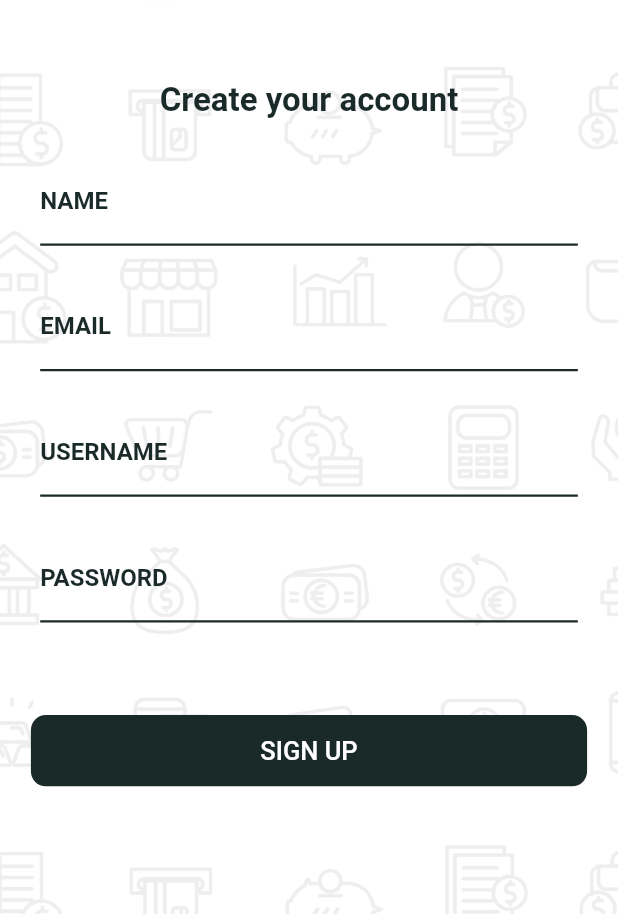
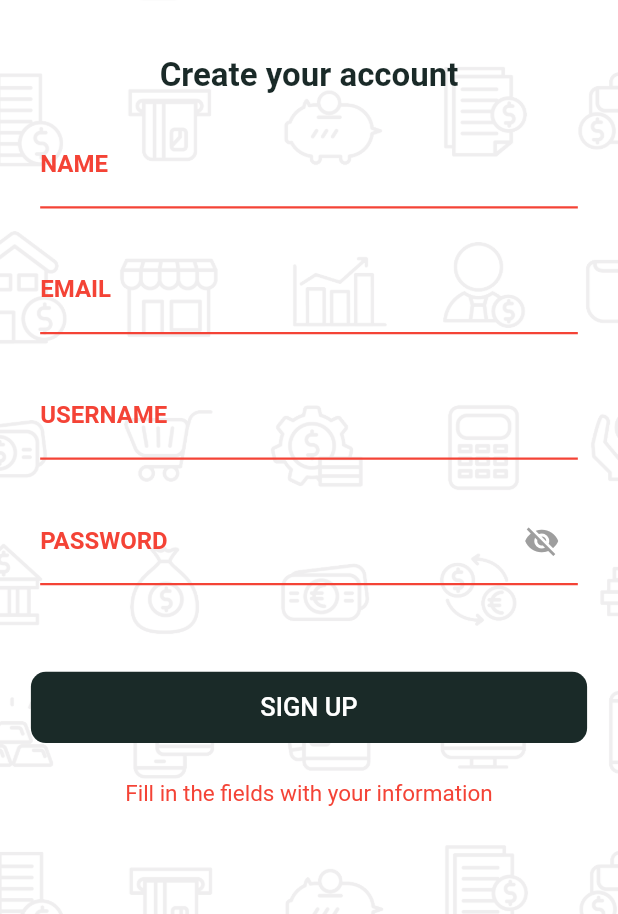
Before and after one commit to MiltonBueno/YellowEx, a Flutter app: the SignUp screen opened by its route, after a tap on "SIGN UP", on a phone screen of 412 x 824 dp, the part 322-1236 px from its top. Run offline on Flutter 3.47's test engine with Material 2 defaults, Android fonts, the phone set to English and light mode, and no system bars; our stand-ins replace rxdart, shared_preferences; accounts and stored records are empty.

Commit message:
Commit 13:
- Creation of signup bloc
- Creation of signup logic (already working)
- Precaching the forgot password Image

```diff
--- a/lib/bloc/login_bloc.dart
+++ b/lib/bloc/login_bloc.dart
@@ -99,10 +99,10 @@ class LoginBloc {
 
   validateLogin(){
 
+    loadingLogin.sink.add(true);
+
     String email = emailController.text;
     String password = passwordController.text;
-
-    loadingLogin.sink.add(true);
 
     if(registeredUsersList.isNotEmpty){
       if (email.isEmpty && password.isEmpty) {
--- /dev/null
+++ b/lib/bloc/signup_bloc.dart
@@ -0,0 +1,106 @@
+import 'package:flutter/material.dart';
+import 'package:rxdart/rxdart.dart';
+import 'package:shared_preferences/shared_preferences.dart';
+
+import '../classes/user.dart';
+
+class SignUpBloc {
+
+  BehaviorSubject<String> errorMessage = BehaviorSubject();
+  BehaviorSubject<bool> errorName = BehaviorSubject();
+  BehaviorSubject<bool> errorEmail = BehaviorSubject();
+  BehaviorSubject<bool> errorUsername = BehaviorSubject();
+  BehaviorSubject<bool> errorPassword = BehaviorSubject();
+  BehaviorSubject<bool> loadingSignUp = BehaviorSubject();
+  BehaviorSubject<bool> passwordObscure = BehaviorSubject();
+
+  TextEditingController usernameController = TextEditingController();
+  TextEditingController emailController = TextEditingController();
+  TextEditingController nameController = TextEditingController();
+  TextEditingController passwordController = TextEditingController();
+
+  List<UserClass> registeredUsersList = [];
+
+  User user = User();
+
+  addNewUser() async {
+
+    loadingSignUp.sink.add(true);
+
+    String name = nameController.text;
+    String email = emailController.text;
+    String username = usernameController.text;
+    String password = passwordController.text;
+
+    errorName.sink.add(false);
+    errorEmail.sink.add(false);
+    errorUsername.sink.add(false);
+    errorPassword.sink.add(false);
+    errorMessage.sink.add("");
+
+    if(name.isEmpty || email.isEmpty || username.isEmpty || password.isEmpty){
+      if (name.isEmpty) {
+        errorName.sink.add(true);
+        errorMessage.sink.add("Fill in the fields with your information");
+      }
+      if (email.isEmpty) {
+        errorEmail.sink.add(true);
+        errorMessage.sink.add("Fill in the fields with your information");
+      }
+      if (username.isEmpty) {
+        errorUsername.sink.add(true);
+        errorMessage.sink.add("Fill in the fields with your information");
+      }
+      if (password.isEmpty) {
+        errorPassword.sink.add(true);
+        errorMessage.sink.add("Fill in the fields with your information");
+      }
+    }else if (!email.contains("@")){
+      errorEmail.sink.add(true);
+      errorMessage.sink.add("The email entered is invalid");
+    }else if (password.contains(" ")){
+      errorPassword.sink.add(true);
+      errorMessage.sink.add("The password cannot contain whitespace characters");
+    }else{
+      bool emailExists = false;
+      bool usernameExists = false;
+      for (var element in registeredUsersList) {
+        if (element.email == email) {
+          errorEmail.sink.add(true);
+          errorMessage.sink.add("There is already a user registered with that email");
+          emailExists = true;
+          break;
+        }else if(element.username == username){
+          errorUsername.sink.add(true);
+          errorMessage.sink.add("There is already a user registered with that username");
+          usernameExists = true;
+          break;
+        }
+      }
+      if (!emailExists && !usernameExists) {
+
+        //Logic to add a new user
+
+        final prefs = await SharedPreferences.getInstance();
+        String? registeredUsers = prefs.getString(User.keyRegisteredUsers);
+        if(registeredUsers != null && registeredUsers != ""){
+          registeredUsersList = user.turnStringToList(registeredUsers);
+        }
+
+        registeredUsersList.add(UserClass(usernameController.text, emailController.text, usernameController.text, passwordController.text),);
+
+        String usersString = user.turnListToString(registeredUsersList);
+
+        await prefs.setString(User.keyRegisteredUsers, usersString);
+
+        print("Cadastro realizado"); //Direcionar para tela login ou para tela home
+        // com mensagem de boas vindas para novo usuário
+
+      }
+    }
+
+    loadingSignUp.sink.add(false);
+
+  }
+
+}
--- a/lib/pages/login.dart
+++ b/lib/pages/login.dart
@@ -15,9 +15,6 @@ class Login extends StatefulWidget {
 class _LoginState extends State<Login> {
 
   LoginBloc loginBloc = LoginBloc();
-
-  TextEditingController userController = TextEditingController();
-  TextEditingController passwordController = TextEditingController();
 
   @override
   void initState() {
@@ -66,7 +63,7 @@ class _LoginState extends State<Login> {
                         style: const TextStyle(
                           color: Color(0xff1a2a28)
                         ),
-                        decoration: buildCustomInputDecoration("USERNAME", "example@email.com", errorEmail.data ?? false),
+                        decoration: buildCustomInputDecoration("EMAIL", "example@email.com", errorEmail.data ?? false),
                       )
                     ),
                   );
@@ -117,12 +114,12 @@ class _LoginState extends State<Login> {
                                 color: (errorPassword.data ?? false) ? errorColor : const Color(0xff1a2a28),
                                 fontWeight: FontWeight.bold,
                               ),
-                              hintText: "example",
+                              hintText: "example_password",
                               hintStyle: const TextStyle(
                                 color: Colors.grey,
                               ),
                               suffixIcon: IconButton(
-                                icon: obscure.data != null && obscure.data! ? const Icon(Icons.visibility, color: Colors.grey,) : const Icon(Icons.visibility_off, color: Colors.grey),
+                                icon: obscure.data != null && obscure.data! ? const Icon(Icons.visibility_off, color: Colors.grey,) : const Icon(Icons.visibility, color: Colors.grey),
                                 onPressed: (){
                                   loginBloc.passwordObscure.sink.add(!obscure.data!);
                                 },
--- a/lib/pages/signup.dart
+++ b/lib/pages/signup.dart
@@ -1,4 +1,8 @@
+import 'package:flutter/cupertino.dart';
 import 'package:flutter/material.dart';
+import 'package:yellow_exchange/bloc/signup_bloc.dart';
+
+import '../classes/custom_input_decoration.dart';
 
 class SignUp extends StatefulWidget {
   const SignUp({Key? key}) : super(key: key);
@@ -11,10 +15,7 @@ class SignUp extends StatefulWidget {
 
 class _SignUpState extends State<SignUp> {
 
-  TextEditingController userController = TextEditingController();
-  TextEditingController emailController = TextEditingController();
-  TextEditingController nameController = TextEditingController();
-  TextEditingController passwordController = TextEditingController();
+  SignUpBloc signUpBloc = SignUpBloc();
 
   @override
   Widget build(BuildContext context) {
@@ -57,7 +58,7 @@ class _SignUpState extends State<SignUp> {
                 child: Image.asset("assets/logo_extensa_A.png", ),
               ),
               Padding(
-                padding: EdgeInsets.only(left: size.width * 0.15, right: size.width * 0.15, top: size.height * 0.075),
+                padding: EdgeInsets.only(left: size.width * 0.15, right: size.width * 0.15, top: size.height * 0.055),
                 child: const Text(
                   "Create your account",
                   style: TextStyle(
@@ -67,152 +68,128 @@ class _SignUpState extends State<SignUp> {
                   ),
                 ),
               ),
-              Padding(
+              StreamBuilder<bool>(
+                  stream: signUpBloc.errorName.stream,
+                  builder: (context, errorName) {
+                    return Padding(
+                      padding: EdgeInsets.only(left: size.width * 0.05, right: size.width * 0.05, top: size.height * 0.02),
+                      child: Container(
+                          padding: EdgeInsets.only(left: size.width * 0.015, right: size.width * 0.015),
+                          child: TextFormField(
+                            controller: signUpBloc.nameController,
+                            cursorColor: const Color(0xff1a2a28),
+                            style: const TextStyle(
+                                color: Color(0xff1a2a28)
+                            ),
+                            decoration: buildCustomInputDecoration("NAME", "Example Name", errorName.data ?? false),
+                          )
+                      ),
+                    );
+                  }
+              ),
+              StreamBuilder<bool>(
+                  stream: signUpBloc.errorEmail.stream,
+                  builder: (context, errorEmail) {
+                    return Padding(
                       padding: EdgeInsets.only(left: size.width * 0.05, right: size.width * 0.05, top: size.height * 0.03),
                       child: Container(
                           padding: EdgeInsets.only(left: size.width * 0.015, right: size.width * 0.015),
                           child: TextFormField(
+                            controller: signUpBloc.emailController,
                             cursorColor: const Color(0xff1a2a28),
                             style: const TextStyle(
                                 color: Color(0xff1a2a28)
                             ),
-                      decoration: const InputDecoration(
-                        // icon: Icon(Icons.email),
-                        disabledBorder: UnderlineInputBorder(
-                          borderSide: BorderSide(color: Color(0xff1a2a28), width: 1.5),
-                        ),
-                        focusedBorder: UnderlineInputBorder(
-                          borderSide: BorderSide(color: Color(0xff1a2a28), width: 1.5),
-                        ),
-                        border: UnderlineInputBorder(
-                          borderSide: BorderSide(color: Color(0xff1a2a28), width: 1.5),
-                        ),
-                        enabledBorder: UnderlineInputBorder(
-                          borderSide: BorderSide(color: Color(0xff1a2a28), width: 1.5),
-                        ),
-                        labelText: "NAME",
-                        labelStyle: TextStyle(
-                            color: Color(0xff1a2a28),
-                            fontWeight: FontWeight.bold
-                        ),
-                        hintText: "Example Name",
-                        hintStyle: TextStyle(
-                          color: Colors.grey,
-                        ),
-                      ),
+                            decoration: buildCustomInputDecoration("EMAIL", "example@email.com", errorEmail.data ?? false),
                           )
                       ),
+                    );
+                  }
               ),
-              Padding(
+              StreamBuilder<bool>(
+                  stream: signUpBloc.errorUsername.stream,
+                  builder: (context, errorUsername) {
+                    return Padding(
                       padding: EdgeInsets.only(left: size.width * 0.05, right: size.width * 0.05, top: size.height * 0.03),
                       child: Container(
                           padding: EdgeInsets.only(left: size.width * 0.015, right: size.width * 0.015),
                           child: TextFormField(
+                            controller: signUpBloc.usernameController,
                             cursorColor: const Color(0xff1a2a28),
                             style: const TextStyle(
                                 color: Color(0xff1a2a28)
                             ),
-                      decoration: const InputDecoration(
-                        // icon: Icon(Icons.email),
-                        disabledBorder: UnderlineInputBorder(
-                          borderSide: BorderSide(color: Color(0xff1a2a28), width: 1.5),
-                        ),
-                        focusedBorder: UnderlineInputBorder(
-                          borderSide: BorderSide(color: Color(0xff1a2a28), width: 1.5),
-                        ),
-                        border: UnderlineInputBorder(
-                          borderSide: BorderSide(color: Color(0xff1a2a28), width: 1.5),
-                        ),
-                        enabledBorder: UnderlineInputBorder(
-                          borderSide: BorderSide(color: Color(0xff1a2a28), width: 1.5),
-                        ),
-                        labelText: "EMAIL",
-                        labelStyle: TextStyle(
-                            color: Color(0xff1a2a28),
-                            fontWeight: FontWeight.bold
-                        ),
-                        hintText: "example@email.com",
-                        hintStyle: TextStyle(
-                          color: Colors.grey,
-                        ),
-                      ),
+                            decoration: buildCustomInputDecoration("USERNAME", "example_username", errorUsername.data ?? false),
                           )
                       ),
+                    );
+                  }
               ),
-              Padding(
+              StreamBuilder<bool>(
+                  stream: signUpBloc.errorPassword.stream,
+                  builder: (context, errorPassword) {
+                    return Padding(
                       padding: EdgeInsets.only(left: size.width * 0.05, right: size.width * 0.05, top: size.height * 0.03),
                       child: Container(
                           padding: EdgeInsets.only(left: size.width * 0.015, right: size.width * 0.015),
-                    child: TextFormField(
+                          child: StreamBuilder<bool>(
+                              stream: signUpBloc.passwordObscure.stream,
+                              initialData: true,
+                              builder: (context, obscure) {
+                                return TextFormField(
+                                  obscureText: obscure.data ?? true,
+                                  controller: signUpBloc.passwordController,
                                   cursorColor: const Color(0xff1a2a28),
                                   style: const TextStyle(
                                       color: Color(0xff1a2a28)
                                   ),
-                      decoration: const InputDecoration(
+                                  decoration: InputDecoration(
                                     // icon: Icon(Icons.email),
                                     disabledBorder: UnderlineInputBorder(
-                          borderSide: BorderSide(color: Color(0xff1a2a28), width: 1.5),
+                                      borderSide: BorderSide(color:
+                                      (errorPassword.data ?? false) ? errorColor : const Color(0xff1a2a28),
+                                          width: 1.5),
                                     ),
                                     focusedBorder: UnderlineInputBorder(
-                          borderSide: BorderSide(color: Color(0xff1a2a28), width: 1.5),
+                                      borderSide: BorderSide(color:
+                                      (errorPassword.data ?? false) ? errorColor : const Color(0xff1a2a28),
+                                          width: 1.5),
                                     ),
                                     border: UnderlineInputBorder(
-                          borderSide: BorderSide(color: Color(0xff1a2a28), width: 1.5),
+                                      borderSide: BorderSide(color:
+                                      (errorPassword.data ?? false) ? errorColor : const Color(0xff1a2a28),
+                                          width: 1.5),
                                     ),
                                     enabledBorder: UnderlineInputBorder(
-                          borderSide: BorderSide(color: Color(0xff1a2a28), width: 1.5),
-                        ),
-                        labelText: "USERNAME",
-                        labelStyle: TextStyle(
-                            color: Color(0xff1a2a28),
-                            fontWeight: FontWeight.bold
-                        ),
-                        hintText: "example_username",
-                        hintStyle: TextStyle(
-                          color: Colors.grey,
-                        ),
-                      ),
-                    )
-                ),
-              ),
-              Padding(
-                padding: EdgeInsets.only(left: size.width * 0.05, right: size.width * 0.05, top: size.height * 0.03),
-                child: Container(
-                    padding: EdgeInsets.only(left: size.width * 0.015, right: size.width * 0.015),
-                    child: TextFormField(
-                      cursorColor: const Color(0xff1a2a28),
-                      style: const TextStyle(
-                          color: Color(0xff1a2a28)
-                      ),
-                      decoration: const InputDecoration(
-                        // icon: Icon(Icons.email),
-                        disabledBorder: UnderlineInputBorder(
-                          borderSide: BorderSide(color: Color(0xff1a2a28), width: 1.5),
-                        ),
-                        focusedBorder: UnderlineInputBorder(
-                          borderSide: BorderSide(color: Color(0xff1a2a28), width: 1.5),
-                        ),
-                        border: UnderlineInputBorder(
-                          borderSide: BorderSide(color: Color(0xff1a2a28), width: 1.5),
-                        ),
-                        enabledBorder: UnderlineInputBorder(
-                          borderSide: BorderSide(color: Color(0xff1a2a28), width: 1.5),
+                                      borderSide: BorderSide(color:
+                                      (errorPassword.data ?? false) ? errorColor : const Color(0xff1a2a28),
+                                          width: 1.5),
                                     ),
                                     labelText: "PASSWORD",
                                     labelStyle: TextStyle(
-                            color: Color(0xff1a2a28),
-                            fontWeight: FontWeight.bold
+                                      color: (errorPassword.data ?? false) ? errorColor : const Color(0xff1a2a28),
+                                      fontWeight: FontWeight.bold,
                                     ),
                                     hintText: "example_password",
-                        hintStyle: TextStyle(
+                                    hintStyle: const TextStyle(
                                       color: Colors.grey,
                                     ),
+                                    suffixIcon: IconButton(
+                                      icon: obscure.data != null && obscure.data! ? const Icon(Icons.visibility_off, color: Colors.grey,) : const Icon(Icons.visibility, color: Colors.grey),
+                                      onPressed: (){
+                                        signUpBloc.passwordObscure.sink.add(!obscure.data!);
+                                      },
                                     ),
+                                  ),
+                                );
+                              }
                           )
                       ),
+                    );
+                  }
               ),
               Padding(
-                padding: EdgeInsets.only(left: size.width * 0.05, right: size.width * 0.05, top: size.height * 0.075),
+                padding: EdgeInsets.only(left: size.width * 0.05, right: size.width * 0.05, top: size.height * 0.07),
                 child: Container(
                     width: size.width,
                     height: 47.5,
@@ -221,37 +198,48 @@ class _SignUpState extends State<SignUp> {
                         color: const Color(0xff1a2a28),
                         borderRadius: BorderRadius.circular(10)
                     ),
-                  child: TextButton(
-                      onPressed: () {},
-                      child: const Text(
+                    child: StreamBuilder<bool>(
+                        initialData: false,
+                        stream: signUpBloc.loadingSignUp.stream,
+                        builder: (context, snapshot) {
+
+                          bool loading = snapshot.data ?? false; //Intermediate variable to avoid possible null value
+
+                          return TextButton(
+                            child: loading ?
+                            const SizedBox(
+                                height: 30, width: 30,
+                                child: CircularProgressIndicator(color: Colors.white,))
+                                : const Text(
                               "SIGN UP",
                               style: TextStyle(
                                   color: Colors.white,
                                   fontSize: 17
                               ),
+                            ),
+                            onPressed: () {
+                              signUpBloc.addNewUser();
+                            },
+                          );
+                        }
                     )
                 ),
-                  // child: StreamBuilder<bool>(
-                  //     initialData: false,
-                  //     stream: _loadingButton.stream,
-                  //     builder: (context, loading) {
-                  //       return TextButton(
-                  //         child: !loading.data! ?
-                  //         const Text(
-                  //           "ENTRAR",
-                  //           style: TextStyle(
-                  //               color: Colors.white,
-                  //               fontSize: 15
-                  //           ),
-                  //         ) : const SizedBox(
-                  //             height: 30, width: 30,
-                  //             child: CircularProgressIndicator(color: Colors.white,)),
-                  //         onPressed: () async {
-                  //         },
-                  //       );
-                  //     }
-                  // )
               ),
+              StreamBuilder<String>(
+                  stream: signUpBloc.errorMessage.stream,
+                  builder: (context, message) {
+                    return Padding(
+                      padding: EdgeInsets.symmetric(horizontal: size.width * 0.05, vertical: size.height * 0.03),
+                      child: Text(
+                        message.data ?? "",
+                        textAlign: TextAlign.center,
+                        style: TextStyle(
+                          color: message.data != null ? errorColor : Colors.transparent,
+                          fontSize: 15,
+                        ),
+                      ),
+                    );
+                  }
               ),
             ],
           ),
--- a/lib/pages/splash.dart
+++ b/lib/pages/splash.dart
@@ -12,23 +12,15 @@ class SplashScreen extends StatefulWidget {
 
 class _SplashScreenState extends State<SplashScreen> with TickerProviderStateMixin{
 
-  // late Widget _myAnimatedWidget;
+  late Image backgroundImage;
+  late Image forgotPasswordImage;
+
   double value = 100;
   Widget _myAnimatedWidget = Image.asset(key: const Key("1"), "assets/logo_animada.gif");
 
   @override
   void initState() {
     WidgetsBinding.instance.addPostFrameCallback((_) async {
-      // _myAnimatedWidget = Image.asset(key: const Key("2"), "assets/logo_animada.gif");
-      // Timer(const Duration(milliseconds: 4000), () async {
-      //   setState(() {
-      //     _myAnimatedWidget = Padding(
-      //       key: const Key("3"),
-      //       padding: const EdgeInsets.only(top: 5, left: 2),
-      //       child: Image.asset("assets/logo_extensa_A.png"),
-      //     );
-      //   });
-      // });
       Timer(const Duration(milliseconds: 4000), () async {
         setState(() {
           _myAnimatedWidget = Padding(
@@ -43,13 +35,17 @@ class _SplashScreenState extends State<SplashScreen> with TickerProviderStateMix
 
       });
     });
-    // _animationController.forward().then((value){
-    //   setState(() {
-    //     _myAnimatedWidget = Image.asset("assets/logo_extensa_A.gif");
-    //   });
-    // });
+    super.initState();
+    backgroundImage = Image.asset("assets/login_white.png");
+    forgotPasswordImage = Image.asset("assets/forgot_password.png");
+  }
 
-    super.initState();
+  @override
+  void didChangeDependencies() {
+    // TODO: implement didChangeDependencies
+    super.didChangeDependencies();
+    precacheImage(backgroundImage.image, context);
+    precacheImage(forgotPasswordImage.image, context);
   }
 
   @override
```
Lines whose indentation alone changed are shown as unchanged.
